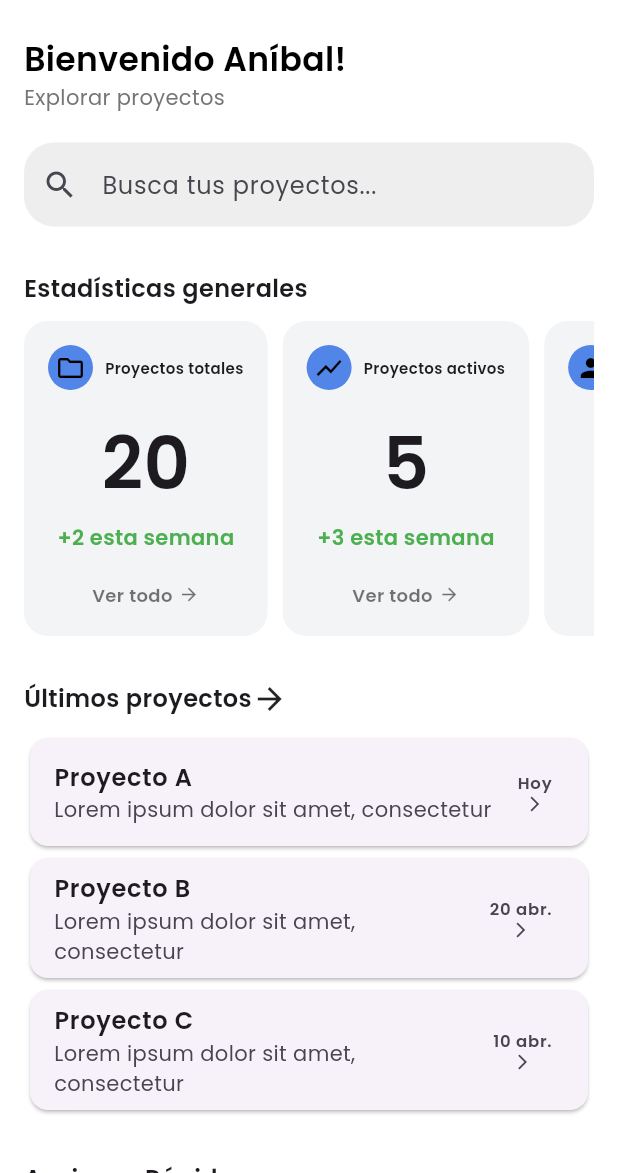
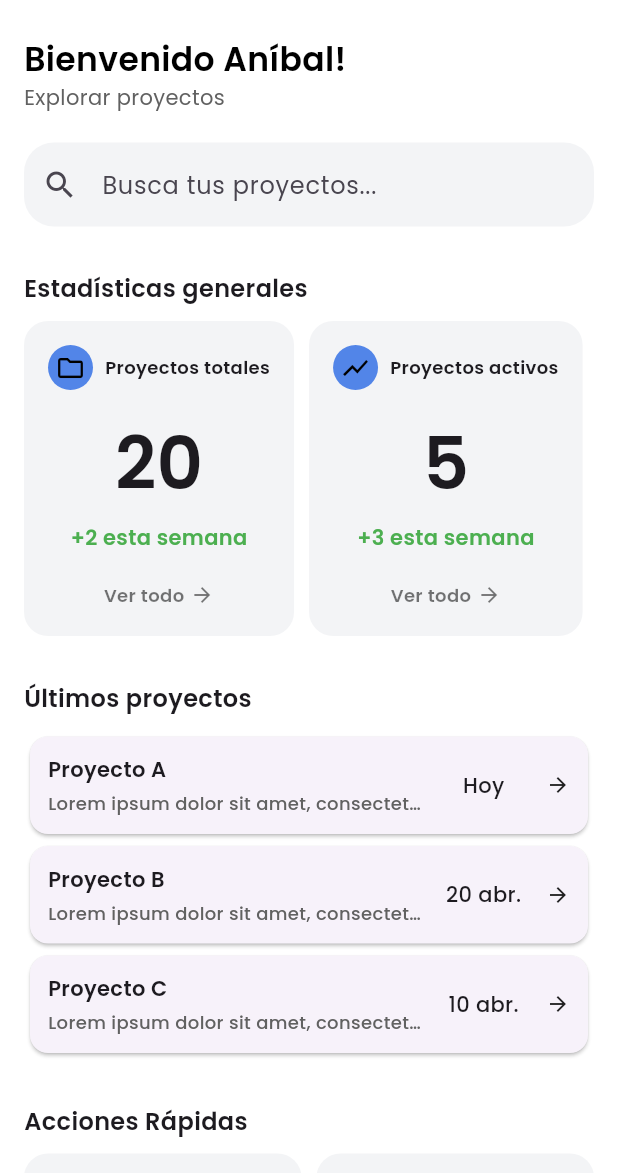
Before and after one commit to AlvaroAceval16/banco_de_proyectos, a Flutter app: the DashboardScreen screen opened by its route, on a phone screen of 412 x 824 dp, the part 63-1236 px from its top. Run offline on Flutter 3.47's test engine with Material 3 defaults, Android fonts, the phone set to English and light mode, and no system bars; our stand-ins replace google_fonts.

Commit message:
Ajustar estilos de texto y mejorar diseño en la tarjeta de estadísticas y la página del tablero

```diff
--- a/lib/components/stats_card.dart
+++ b/lib/components/stats_card.dart
@@ -39,7 +39,7 @@ class StatsCard extends StatelessWidget {
                 style: const TextStyle(
                   fontWeight: FontWeight.w600,
                   fontFamily: 'Poppins',
-                  fontSize: 10,
+                  fontSize: 12,
                 ),
               ),
             ],
@@ -78,7 +78,7 @@ class StatsCard extends StatelessWidget {
                   fontSize: 12,
                 ),
               ),
-              Icon(Icons.arrow_forward, size: 14, color: Colors.black54),
+              Icon(Icons.arrow_forward, size: 16, color: Colors.black54),
             ],
           ),
         ],
--- a/lib/pages/Dashboard_page.dart
+++ b/lib/pages/Dashboard_page.dart
@@ -35,7 +35,7 @@ class DashboardScreen extends StatelessWidget {
             Text("Bienvenido Aníbal!", style: titleStyle),
             Text(
               "Explorar proyectos",
-              style: TextStyle(color: Colors.grey[600], fontFamily: 'Poppins'),
+              style: TextStyle(color: Colors.grey[700], fontFamily: 'Poppins'),
             ),
             SizedBox(height: 20),
             TextField(
@@ -43,7 +43,7 @@ class DashboardScreen extends StatelessWidget {
                 hintText: "Busca tus proyectos...",
                 prefixIcon: Icon(Icons.search),
                 filled: true,
-                fillColor: Colors.grey[200],
+                fillColor: const Color(0xFFF3F4F6),
                 border: OutlineInputBorder(
                   borderRadius: BorderRadius.circular(20),
                   borderSide: BorderSide.none,
@@ -103,9 +103,7 @@ class DashboardScreen extends StatelessWidget {
                     fontSize: 16,
                     fontFamily: 'Poppins',
                   ),
-                ),
-                Icon(Icons.arrow_forward),
-              ],
+                ),              ],
             ),
             SizedBox(height: 10),
             _projectItem("Proyecto A", "Hoy"),
@@ -137,26 +135,42 @@ class DashboardScreen extends StatelessWidget {
   Widget _projectItem(String title, String date) {
   return Card(
     shape: RoundedRectangleBorder(borderRadius: BorderRadius.circular(12)),
-      child: ListTile(
-        title: Text(
-          title,
-          style: TextStyle(fontWeight: FontWeight.bold, fontFamily: 'Poppins'),
-        ),
-        subtitle: Text(
-          "Lorem ipsum dolor sit amet, consectetur",
-          style: TextStyle(fontFamily: 'Poppins'),
-        ),
-        trailing: Column(
-          mainAxisAlignment: MainAxisAlignment.center,
+    child: Padding(
+      padding: const EdgeInsets.all(12.0),
+      child: Row(
+        mainAxisAlignment: MainAxisAlignment.spaceBetween,
+        children: [
+          Expanded(
+            flex: 3,
+            child: Column(
+              crossAxisAlignment: CrossAxisAlignment.start,
               children: [
                 Text(
-              date,
-              style: TextStyle(
-                fontWeight: FontWeight.w600,
+                  title,
+                  style: const TextStyle(
+                    fontWeight: FontWeight.bold,
                     fontFamily: 'Poppins',
                   ),
                 ),
-            Icon(Icons.arrow_forward_ios, size: 12),
+                const SizedBox(height: 4),
+                Text("Lorem ipsum dolor sit amet, consectetur", style: TextStyle(fontFamily: 'Poppins', fontSize: 12, color: Colors.grey[700], fontWeight: FontWeight.w500),
+                overflow: TextOverflow.ellipsis,),
+              ],
+            ),
+          ),
+          Expanded(
+            flex: 1,
+            child: Text(
+              date,
+              textAlign: TextAlign.center,
+              style: const TextStyle(
+                fontWeight: FontWeight.w500,
+                fontFamily: 'Poppins',
+              ),
+            ),
+          ),
+
+          const Icon(Icons.arrow_forward, size: 16),
         ],
       ),
     ),
@@ -179,21 +193,8 @@ class DashboardScreen extends StatelessWidget {
               child: Column(
                 crossAxisAlignment: CrossAxisAlignment.start,
                 children: [
-                  Text(
-                    title,
-                    style: TextStyle(
-                      fontWeight: FontWeight.bold,
-                      fontFamily: 'Poppins',
-                    ),
-                  ),
-                  Text(
-                    subtitle,
-                    style: TextStyle(
-                      fontSize: 12,
-                      color: Colors.grey[700],
-                      fontFamily: 'Poppins',
-                    ),
-                  ),
+                  Text(title, style: TextStyle (fontWeight: FontWeight.bold, fontFamily: 'Poppins',),),
+                  Text(subtitle, style: TextStyle (fontSize: 12, color: Colors.grey[700], fontFamily: 'Poppins', fontWeight: FontWeight.w500),),
                 ],
               ),
             ),
```
Lines whose indentation alone changed are shown as unchanged.
